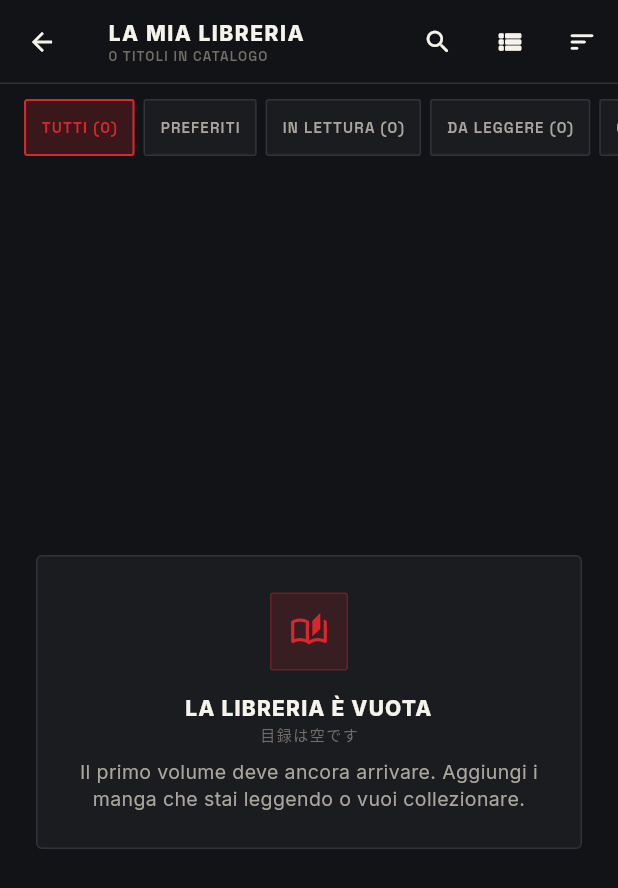
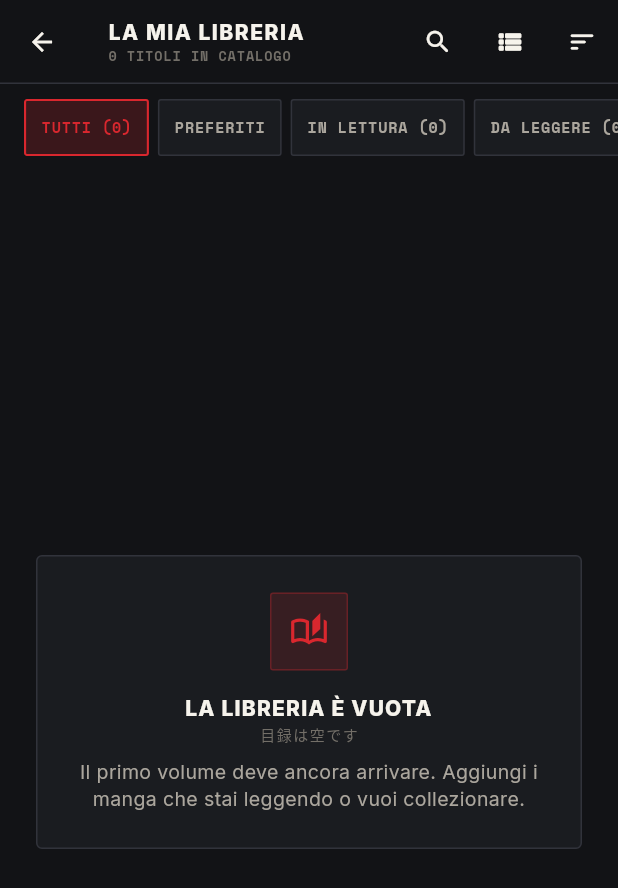
Before and after one commit to biagio-scaglia/manga-flow, a Flutter app: the LibraryScreen screen opened directly, on a phone screen of 412 x 824 dp. Shown: the top 888 px of the screen. Run offline on Flutter 3.47's test engine with Material 3 defaults, Android fonts, the phone set to English and light mode, and no system bars; our stand-ins replace google_fonts, shared_preferences; accounts and stored records are empty; network calls fail.

Commit message:
refactor(typography): enhance volumeMono with spaceMono font and refined letterspacing

```diff
--- a/lib/core/theme/app_typography.dart
+++ b/lib/core/theme/app_typography.dart
@@ -108,10 +108,10 @@ class AppTypography {
     FontWeight fontWeight = FontWeight.w700,
     Color? color,
   }) {
-    return GoogleFonts.spaceGrotesk(
+    return GoogleFonts.spaceMono(
       fontSize: fontSize,
       fontWeight: fontWeight,
-      letterSpacing: 0.8,
+      letterSpacing: 0.6,
       color:
           color ??
           (isDark ? AppColors.nightInkSecondary : AppColors.inkSecondary),
```
